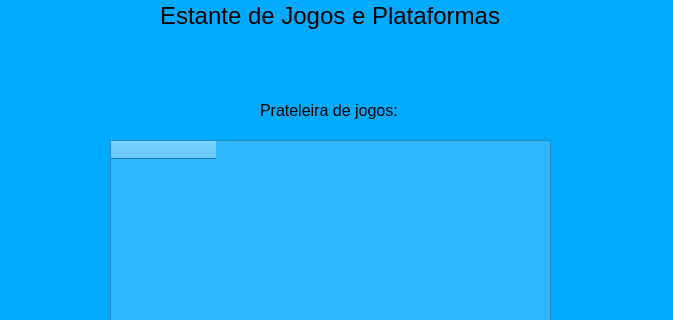
Before: the Qt Designer form lista_de_jogos.ui in CesarOli/cadastro_de_jogos_e_plataformas, drawn with Qt 5; both pictures show x 0 to 673 and y 0 to 320 of the 673 by 540 pixel window.
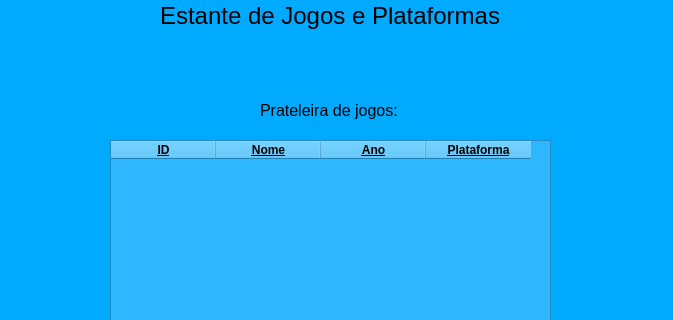
After: the same form once the commit is applied.

Commit message: Melhor apresentação do cabeçalho dos campos da tabela.

```diff
--- a/lista_de_jogos.ui
+++ b/lista_de_jogos.ui
@@ -102,7 +102,43 @@
     </attribute>
     <column>
      <property name="text">
-      <string/>
+      <string>ID</string>
+     </property>
+     <property name="font">
+      <font>
+       <weight>75</weight>
+       <bold>true</bold>
+       <underline>true</underline>
+      </font>
+     </property>
+    </column>
+    <column>
+     <property name="text">
+      <string>Nome</string>
+     </property>
+     <property name="font">
+      <font>
+       <weight>75</weight>
+       <bold>true</bold>
+       <underline>true</underline>
+      </font>
+     </property>
+    </column>
+    <column>
+     <property name="text">
+      <string>Ano</string>
+     </property>
+     <property name="font">
+      <font>
+       <weight>75</weight>
+       <bold>true</bold>
+       <underline>true</underline>
+      </font>
+     </property>
+    </column>
+    <column>
+     <property name="text">
+      <string>Plataforma</string>
      </property>
      <property name="font">
       <font>
```
